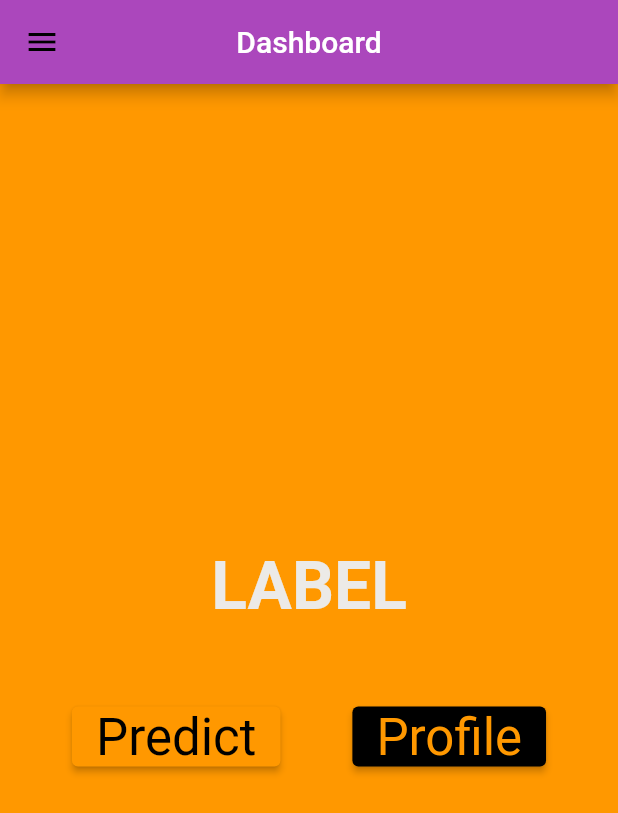
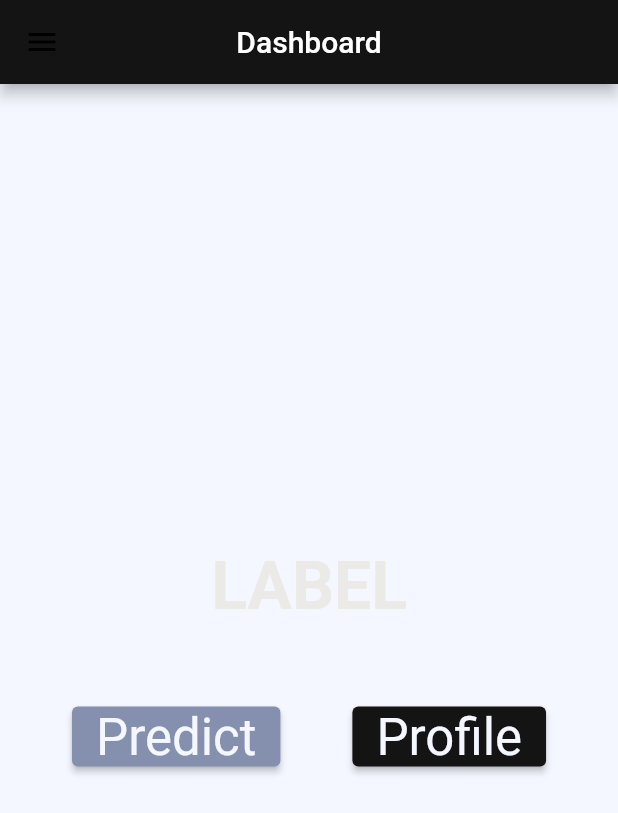
Before and after one commit to SEM6-Mini-Project/app, a Flutter app: the screen it shows after launch, on a phone screen of 412 x 824 dp. Shown: the top 813 px of the screen. Run offline on Flutter 3.47's test engine with Material 2 defaults, Android fonts, the phone set to English and light mode, and no system bars; our stand-ins replace firebase_auth, firebase_core, hexcolor; accounts and stored records are empty.

Commit message:
fixed color scheme in dashboard

```diff
--- a/lib/screens/dashboard.dart
+++ b/lib/screens/dashboard.dart
@@ -7,6 +7,7 @@ import 'package:flutter/services.dart';
 import 'package:flutter/cupertino.dart';
 import 'package:prediction/screens/splash.dart';
 import 'package:prediction/screens/loginpage.dart';
+import 'package:prediction/utils/styles.dart';
 
 class Dashboard extends StatelessWidget {
   double _drawerIconSize = 24;
@@ -15,7 +16,7 @@ class Dashboard extends StatelessWidget {
   @override
   Widget build(BuildContext context) {
     return Scaffold(
-        backgroundColor: Colors.orange,
+        backgroundColor: EXTRA,
         appBar: AppBar(
           // leading: IconButton(
           //   icon: Icon(
@@ -24,7 +25,7 @@ class Dashboard extends StatelessWidget {
           //   ),
           //   onPressed: () => Navigator.pop(context),
           // ),
-          backgroundColor: Colors.purple.shade400,
+          backgroundColor: PRIMARY,
           title: Text(
             'Dashboard',
             style: TextStyle(color: Colors.white),
@@ -42,30 +43,21 @@ class Dashboard extends StatelessWidget {
                   1.0
                 ],
                     colors: [
-                  Theme.of(context).primaryColor.withOpacity(0.2),
-                  Theme.of(context).accentColor.withOpacity(0.5),
+                  PRIMARY,
+                  SECONDARY,
                 ])),
             child: ListView(
               children: [
                 DrawerHeader(
                   decoration: BoxDecoration(
-                    color: Theme.of(context).primaryColor,
-                    gradient: LinearGradient(
-                      begin: Alignment.topLeft,
-                      end: Alignment.bottomRight,
-                      stops: [0.0, 1.0],
-                      colors: [
-                        Theme.of(context).primaryColor,
-                        Theme.of(context).accentColor,
-                      ],
-                    ),
+                    color: PRIMARY,
                   ),
                   child: Container(
                     alignment: Alignment.bottomLeft,
                     child: Text(
                       "Welcome",
                       style: TextStyle(
-                          fontSize: 25,
+                          fontSize: 32,
                           color: Colors.white,
                           fontWeight: FontWeight.bold),
                     ),
@@ -75,12 +67,11 @@ class Dashboard extends StatelessWidget {
                   leading: Icon(
                     Icons.screen_lock_landscape_rounded,
                     size: _drawerIconSize,
-                    color: Theme.of(context).accentColor,
+                    color: EXTRA,
                   ),
                   title: Text(
                     'Splash Screen',
-                    style: TextStyle(
-                        fontSize: 17, color: Theme.of(context).accentColor),
+                    style: TextStyle(fontSize: 17, color: EXTRA),
                   ),
                   onTap: () {
                     Navigator.push(
@@ -91,15 +82,16 @@ class Dashboard extends StatelessWidget {
                                 )));
                   },
                 ),
+                Divider(
+                  color: PRIMARY,
+                  height: 1,
+                ),
                 ListTile(
                   leading: Icon(Icons.login_rounded,
-                      size: _drawerIconSize,
-                      color: Theme.of(context).accentColor),
+                      size: _drawerIconSize, color: EXTRA),
                   title: Text(
                     'Login Page',
-                    style: TextStyle(
-                        fontSize: _drawerFontSize,
-                        color: Theme.of(context).accentColor),
+                    style: TextStyle(fontSize: _drawerFontSize, color: EXTRA),
                   ),
                   onTap: () {
                     Navigator.push(
@@ -109,18 +101,15 @@ class Dashboard extends StatelessWidget {
                   },
                 ),
                 Divider(
-                  color: Theme.of(context).primaryColor,
+                  color: PRIMARY,
                   height: 1,
                 ),
                 ListTile(
                   leading: Icon(Icons.person_add_alt_1,
-                      size: _drawerIconSize,
-                      color: Theme.of(context).accentColor),
+                      size: _drawerIconSize, color: EXTRA),
                   title: Text(
                     'Registration Page',
-                    style: TextStyle(
-                        fontSize: _drawerFontSize,
-                        color: Theme.of(context).accentColor),
+                    style: TextStyle(fontSize: _drawerFontSize, color: EXTRA),
                   ),
                   onTap: () {
                     Navigator.push(
@@ -130,20 +119,18 @@ class Dashboard extends StatelessWidget {
                   },
                 ),
                 Divider(
-                  color: Theme.of(context).primaryColor,
+                  color: PRIMARY,
                   height: 1,
                 ),
                 ListTile(
                   leading: Icon(
                     Icons.password_rounded,
                     size: _drawerIconSize,
-                    color: Theme.of(context).accentColor,
+                    color: EXTRA,
                   ),
                   title: Text(
                     'Forgot Password Page',
-                    style: TextStyle(
-                        fontSize: _drawerFontSize,
-                        color: Theme.of(context).accentColor),
+                    style: TextStyle(fontSize: _drawerFontSize, color: EXTRA),
                   ),
                   onTap: () {
                     Navigator.push(
@@ -153,20 +140,18 @@ class Dashboard extends StatelessWidget {
                   },
                 ),
                 Divider(
-                  color: Theme.of(context).primaryColor,
+                  color: PRIMARY,
                   height: 1,
                 ),
                 ListTile(
                   leading: Icon(
                     Icons.verified_user_sharp,
                     size: _drawerIconSize,
-                    color: Theme.of(context).accentColor,
+                    color: EXTRA,
                   ),
                   title: Text(
                     'Verification Page',
-                    style: TextStyle(
-                        fontSize: _drawerFontSize,
-                        color: Theme.of(context).accentColor),
+                    style: TextStyle(fontSize: _drawerFontSize, color: EXTRA),
                   ),
                   onTap: () {
                     Navigator.push(
@@ -176,20 +161,18 @@ class Dashboard extends StatelessWidget {
                   },
                 ),
                 Divider(
-                  color: Theme.of(context).primaryColor,
+                  color: PRIMARY,
                   height: 1,
                 ),
                 ListTile(
                   leading: Icon(
                     Icons.logout_rounded,
                     size: _drawerIconSize,
-                    color: Theme.of(context).accentColor,
+                    color: EXTRA,
                   ),
                   title: Text(
                     'Logout',
-                    style: TextStyle(
-                        fontSize: _drawerFontSize,
-                        color: Theme.of(context).accentColor),
+                    style: TextStyle(fontSize: _drawerFontSize, color: EXTRA),
                   ),
                   onTap: () {
                     SystemNavigator.pop();
@@ -221,8 +204,8 @@ class Dashboard extends StatelessWidget {
                 },
                 child: Text('Predict'),
                 style: ElevatedButton.styleFrom(
-                  primary: Colors.orange,
-                  onPrimary: Colors.black,
+                  primary: SECONDARY,
+                  onPrimary: EXTRA,
                   textStyle: TextStyle(fontSize: 34),
                 ),
               ),
@@ -232,8 +215,8 @@ class Dashboard extends StatelessWidget {
                 },
                 child: Text('Profile'),
                 style: ElevatedButton.styleFrom(
-                  primary: Colors.black,
-                  onPrimary: Colors.orange,
+                  primary: PRIMARY,
+                  onPrimary: EXTRA,
                   textStyle: TextStyle(fontSize: 34),
                 ),
               ),
```
